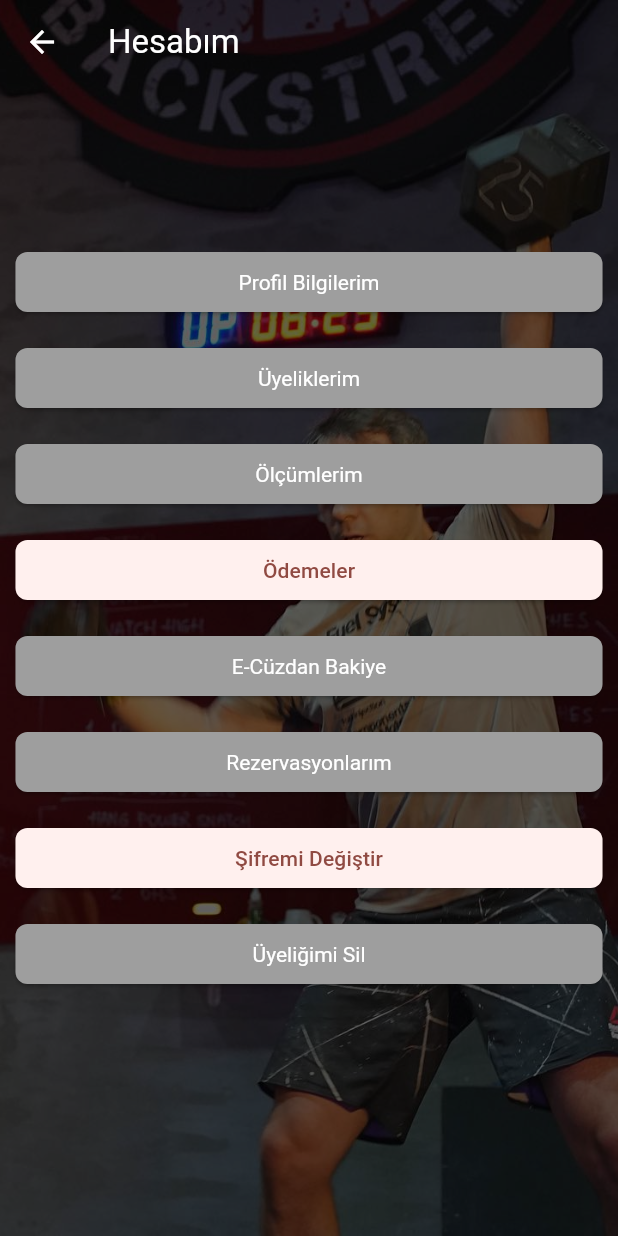
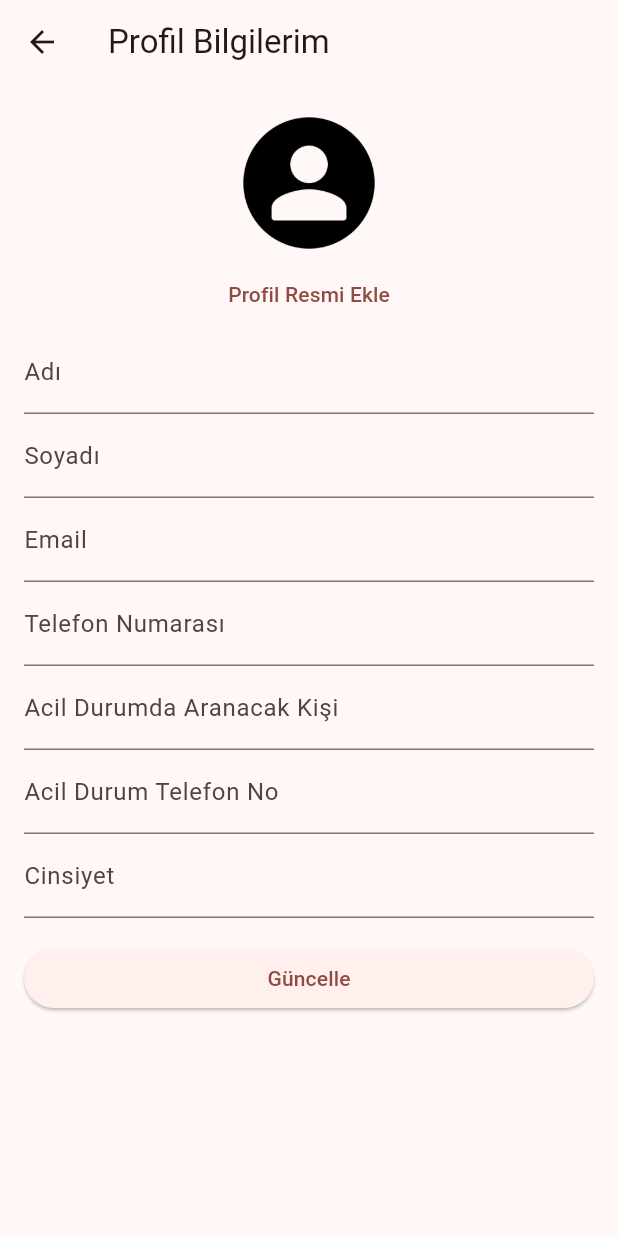
Before and after one commit to muticansel/crossfit_app, a Flutter app: the MyAccountMenu screen opened directly, after a tap on "Profil Bilgilerim", on a phone screen of 412 x 824 dp. Run offline on Flutter 3.47's test engine with Material 3 defaults, Android fonts, the phone set to English and light mode, and no system bars.

Commit message:
feat: add profile screen

```diff
--- a/lib/src/util/my_account_menu_util.dart
+++ b/lib/src/util/my_account_menu_util.dart
@@ -1,4 +1,5 @@
 import 'package:flutter/material.dart';
+import 'package:crossfit_app/src/views/my_account/profile_screen.dart';
 import 'package:crossfit_app/src/views/my_account/my_account_menu_screen.dart';
 import 'package:crossfit_app/src/views/my_account/change_password_screen.dart';
 import 'package:crossfit_app/src/views/my_account/my_transactions_screen.dart';
@@ -24,7 +25,12 @@ class NavigationtUtils {
           MaterialPageRoute(builder: (context) => const ChangePasswordScreen()),
         );
         break;
-      // Diğer durumlar için gerektiğinde ekleyebilirsiniz
+      case 'Profil Bilgilerim':
+        Navigator.push(
+          context,
+          MaterialPageRoute(builder: (context) => const ProfileScreen()),
+        );
+        break;
       default:
         break;
     }
--- a/lib/src/views/my_account/my_account_menu_screen.dart
+++ b/lib/src/views/my_account/my_account_menu_screen.dart
@@ -46,7 +46,8 @@ class MyAccountMenu extends StatelessWidget {
               mainAxisAlignment: MainAxisAlignment.center,
               children: accountButtonLabels.map((buttonLabel) {
                 final isDisabled = buttonLabel != 'Ödemeler' &&
-                    buttonLabel != 'Şifremi Değiştir';
+                    buttonLabel != 'Şifremi Değiştir' &&
+                    buttonLabel != 'Profil Bilgilerim';
 
                 return Padding(
                   padding: const EdgeInsets.symmetric(vertical: 8.0),
--- /dev/null
+++ b/lib/src/views/my_account/profile_screen.dart
@@ -0,0 +1,111 @@
+import 'package:flutter/material.dart';
+
+class ProfileScreen extends StatefulWidget {
+  const ProfileScreen({super.key});
+
+  @override
+  _ProfileScreenState createState() => _ProfileScreenState();
+}
+
+class _ProfileScreenState extends State<ProfileScreen> {
+  final TextEditingController _nameController = TextEditingController();
+  final TextEditingController _emailController = TextEditingController();
+  final TextEditingController _phoneController = TextEditingController();
+  final TextEditingController _emergencyContactController =
+      TextEditingController();
+  final TextEditingController _emergencyPhoneController =
+      TextEditingController();
+  final TextEditingController _genderController = TextEditingController();
+
+  void _updateProfile() {
+    // Profil güncelleme işlemleri burada yapılacak
+    final name = _nameController.text;
+    final email = _emailController.text;
+    final phone = _phoneController.text;
+    final emergencyContact = _emergencyContactController.text;
+    final emergencyPhone = _emergencyPhoneController.text;
+    final gender = _genderController.text;
+
+    // Güncellenmiş bilgileri kullanarak işlem yapabilirsiniz
+    print(
+        'Değişenler sırasıyla: $name $email $phone $emergencyContact $emergencyPhone $gender');
+  }
+
+  @override
+  Widget build(BuildContext context) {
+    return Scaffold(
+      appBar: AppBar(
+        title: const Text('Profil Bilgilerim'),
+      ),
+      body: Padding(
+        padding: const EdgeInsets.all(16.0),
+        child: Column(
+          crossAxisAlignment: CrossAxisAlignment.center,
+          children: [
+            const CircleAvatar(
+              radius: 50,
+              backgroundImage: AssetImage('assets/avatar_default.png'),
+              backgroundColor: Colors.transparent,
+            ),
+            TextButton(
+              onPressed: () {
+                // Profil resmi ekleme işlemi burada yapılacak
+              },
+              child: const Text('Profil Resmi Ekle'),
+            ),
+            TextField(
+              controller: _nameController,
+              decoration: const InputDecoration(
+                labelText: 'Adı',
+              ),
+            ),
+            TextField(
+              controller: _nameController,
+              decoration: const InputDecoration(
+                labelText: 'Soyadı',
+              ),
+            ),
+            TextField(
+              controller: _emailController,
+              decoration: const InputDecoration(
+                labelText: 'Email',
+              ),
+            ),
+            TextField(
+              controller: _phoneController,
+              decoration: const InputDecoration(
+                labelText: 'Telefon Numarası',
+              ),
+            ),
+            TextField(
+              controller: _emergencyContactController,
+              decoration: const InputDecoration(
+                labelText: 'Acil Durumda Aranacak Kişi',
+              ),
+            ),
+            TextField(
+              controller: _emergencyPhoneController,
+              decoration: const InputDecoration(
+                labelText: 'Acil Durum Telefon No',
+              ),
+            ),
+            TextField(
+              controller: _genderController,
+              decoration: const InputDecoration(
+                labelText: 'Cinsiyet',
+              ),
+            ),
+            const SizedBox(height: 16),
+            SizedBox(
+              width: double.infinity, // Ekran genişliğinin tamamını kaplar
+              child: ElevatedButton(
+                onPressed: _updateProfile,
+                child: const Text('Güncelle'),
+              ),
+            ),
+          ],
+        ),
+      ),
+    );
+  }
+}
--- a/pubspec.yaml
+++ b/pubspec.yaml
@@ -55,6 +55,7 @@ flutter:
   assets:
     - assets/login_background.jpg
     - assets/home_bg.jpg
+    - assets/avatar_default.png
 
   # The following line ensures that the Material Icons font is
   # included with your application, so that you can use the icons in
```
Also changed, not shown: assets/avatar_default.png (added).
